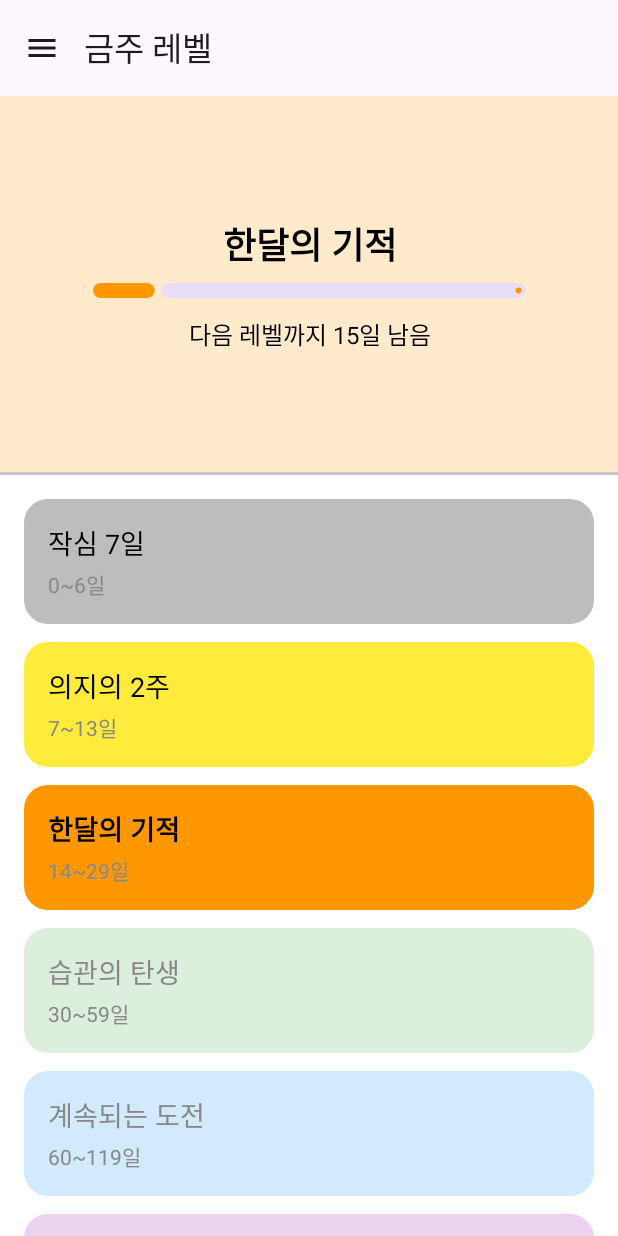
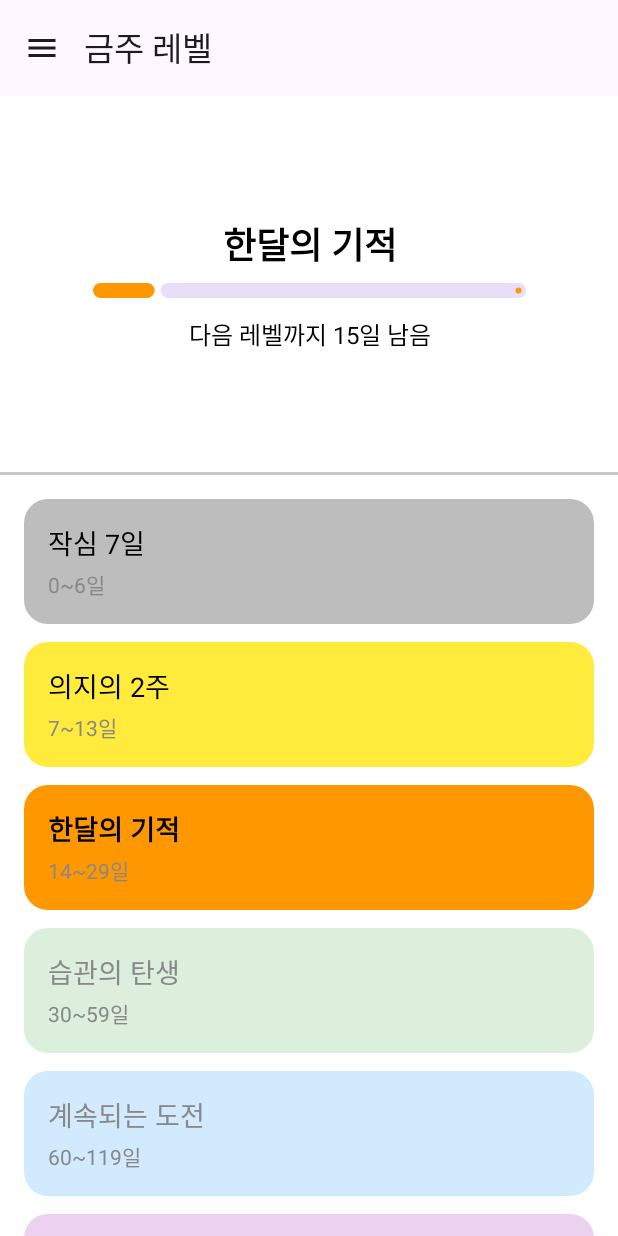
Before and after one commit to yslee-sound/AlcoholicTimer, an Android app built with Jetpack Compose: the LevelActivity screen opened directly, with no data from a screen before it, on a phone screen of 412 x 824 dp. Run offline under Robolectric (Android 15) with nearby library versions, the phone set to English and light mode, and no system bars.

Commit message:
level edit

```diff
--- a/app/src/main/java/com/example/alcoholictimer/LevelActivity.kt
+++ b/app/src/main/java/com/example/alcoholictimer/LevelActivity.kt
@@ -73,7 +73,7 @@ class LevelActivity : BaseActivity() {
                 modifier = Modifier
                     .fillMaxWidth()
                     .fillMaxHeight(0.33f)
-                    .background(currentLevel.color.copy(alpha = 0.2f)),
+                    .background(Color.White), // 배경을 흰색으로 변경
                 contentAlignment = Alignment.Center
             ) {
                 Column(horizontalAlignment = Alignment.CenterHorizontally) {
```
